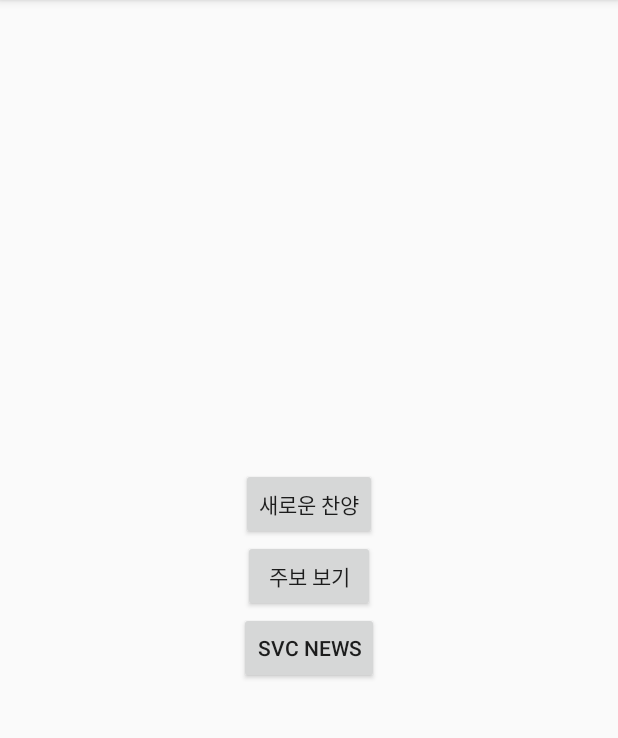
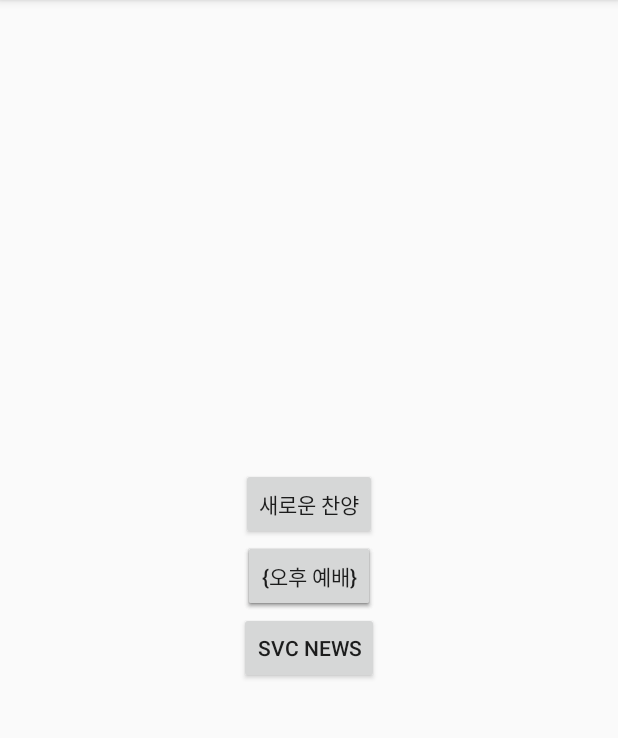
Before and after one commit to HyeeunShin/SVC_Application, an Android app: the screen it shows after launch (MenuActivity), on a phone screen of 412 x 824 dp, the part 84-822 px from its top. Run offline under Robolectric (Android 15) with nearby library versions, the light colour scheme and no system bars.

Commit message:
주일 오전 1부,2부 오후예배 items로 세분화

```diff
--- a/app/src/main/java/com/example/svc_application/ZuboActivity.java
+++ b/app/src/main/java/com/example/svc_application/ZuboActivity.java
@@ -11,7 +11,7 @@ public class ZuboActivity extends AppCompatActivity {
     @Override
     protected void onCreate(@Nullable Bundle savedInstanceState) {
         super.onCreate(savedInstanceState);
-        setContentView(R.layout.zubo_activity);
+        setContentView(R.layout.fir_zubo_activity);
 
 
         Button zubo_home_btn = (Button) findViewById(R.id.zb_Home_btn);
--- a/app/src/main/res/layout/zubo_activity.xml
+++ b/app/src/main/res/layout/fir_zubo_activity.xml
@@ -10,12 +10,13 @@
         android:layout_width="wrap_content"
         android:layout_height="wrap_content"
         android:fontFamily="@font/baskin_b"
-        android:text="TEST) 주보액티비티"
+        android:text="주일 오전 1부 예배"
         android:textAlignment="center"
         android:textColor="#000000"
         android:textSize="20sp"
         tools:layout_editor_absoluteX="124dp"
         tools:layout_editor_absoluteY="118dp" />
+
 
 
 
--- a/app/src/main/res/layout/menu_activity.xml
+++ b/app/src/main/res/layout/menu_activity.xml
@@ -10,11 +10,31 @@
         android:id="@+id/zubo_btn"
         android:layout_width="wrap_content"
         android:layout_height="wrap_content"
-        android:text="주보 보기"
+        android:text="{1부 예배}"
         app:layout_constraintBottom_toBottomOf="parent"
         app:layout_constraintLeft_toLeftOf="parent"
         app:layout_constraintRight_toRightOf="parent"
         app:layout_constraintTop_toTopOf="parent" />
+
+    <Button
+        android:id="@+id/zubo_btn"
+        android:layout_width="wrap_content"
+        android:layout_height="wrap_content"
+        android:text="{2부 예배}"
+        app:layout_constraintBottom_toBottomOf="parent"
+        app:layout_constraintLeft_toLeftOf="parent"
+        app:layout_constraintRight_toRightOf="parent"
+        app:layout_constraintTop_toTopOf="parent" />
+    <Button
+        android:id="@+id/zubo_btn"
+        android:layout_width="wrap_content"
+        android:layout_height="wrap_content"
+        android:text="{오후 예배}"
+        app:layout_constraintBottom_toBottomOf="parent"
+        app:layout_constraintLeft_toLeftOf="parent"
+        app:layout_constraintRight_toRightOf="parent"
+        app:layout_constraintTop_toTopOf="parent" />
+
     <Button
         android:id="@+id/news_btn"
         android:layout_width="wrap_content"
--- /dev/null
+++ b/app/src/main/res/layout/sec_zubo_activity.xml
@@ -0,0 +1,6 @@
+<?xml version="1.0" encoding="utf-8"?>
+<androidx.constraintlayout.widget.ConstraintLayout xmlns:android="http://schemas.android.com/apk/res/android"
+    android:layout_width="match_parent"
+    android:layout_height="match_parent">
+
+</androidx.constraintlayout.widget.ConstraintLayout>
```
Also changed, not shown: app/src/main/java/com/example/svc_application/Fir_zuboItems.java (added, +18 -0 lines), app/src/main/java/com/example/svc_application/Sec_zuboItems.java (added, +16 -0 lines), app/src/main/java/com/example/svc_application/zuboItems.java (deleted, +0 -12 lines).
